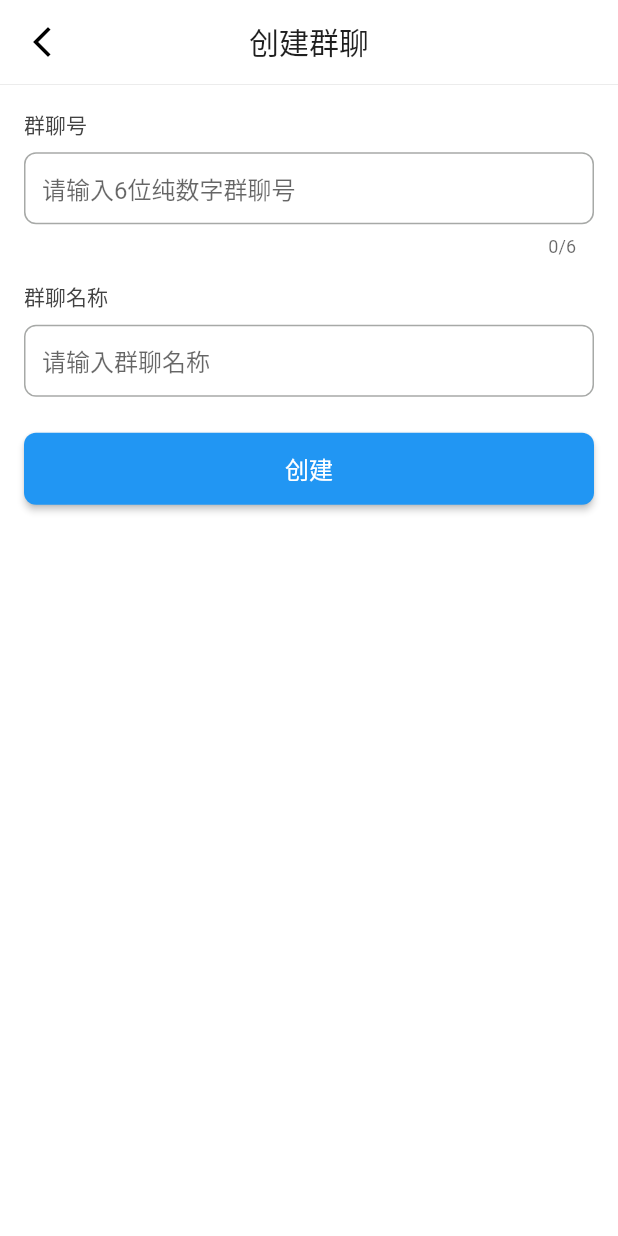
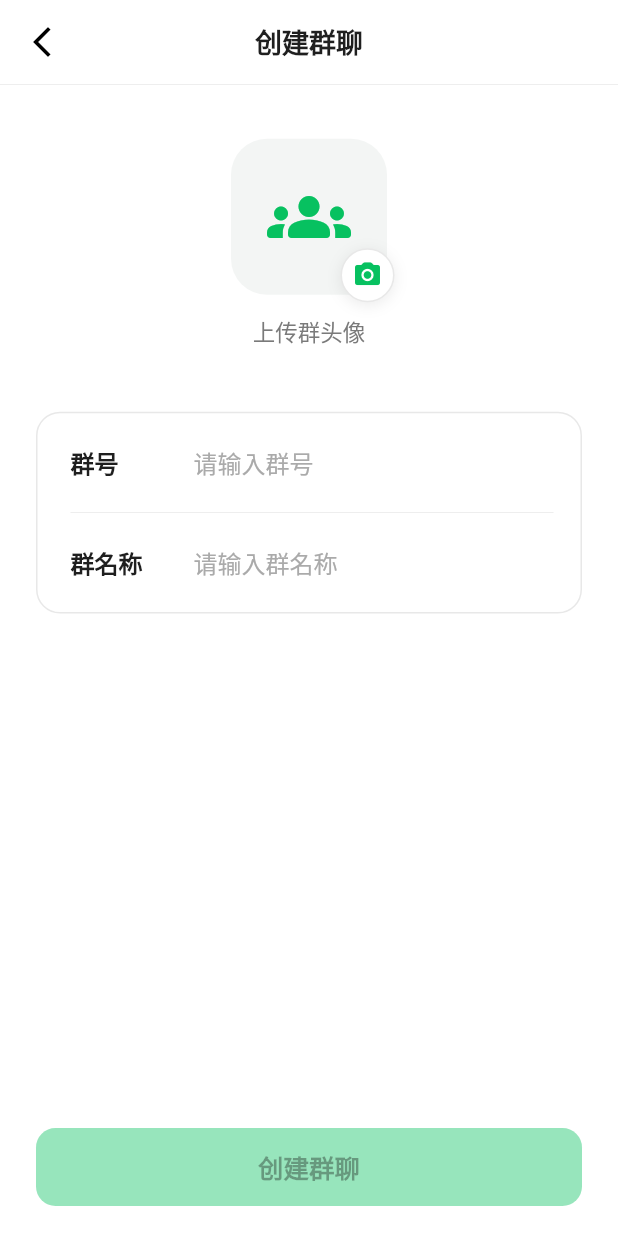
Before and after one commit to yxcod/BigChat, a Flutter app: the GroupCreatePage screen opened by its route, on a phone screen of 412 x 824 dp. Run offline on Flutter 3.47's test engine with Material 3 defaults, Android fonts, the phone set to English and light mode, and no system bars; our stand-ins replace cached_network_image, dio, file_picker, flutter_cache_manager, geocoding, geolocator and 7 more; missing offline and left inert: agora_rtc_engine, audio_session, pinyin, record, saver_gallery; accounts and stored records are empty.

Commit message:
feat: redesign group creation page

```diff
--- a/lib/pages/groupPages/groupCreatePage.dart
+++ b/lib/pages/groupPages/groupCreatePage.dart
@@ -1,343 +1,481 @@
+import 'dart:io';
+
 import 'package:flutter/material.dart';
 import 'package:flutter/services.dart';
+import 'package:image_picker/image_picker.dart';
+
+import '../../api/getGroupInfoAPI.dart';
+import '../../app/theme/app_colors.dart';
+import '../../shared/widgets/app_back_button.dart';
 import '../../utils/gloabl.dart';
-import '../../api/getGroupInfoAPI.dart';
-import '../../shared/widgets/app_back_button.dart';
+import '../../utils/http.dart';
 
 class GroupCreatePage extends StatefulWidget {
-  const GroupCreatePage({Key? key}) : super(key: key);
+  const GroupCreatePage({super.key});
 
   @override
-  _GroupCreatePageState createState() => _GroupCreatePageState();
+  State<GroupCreatePage> createState() => _GroupCreatePageState();
 }
 
 class _GroupCreatePageState extends State<GroupCreatePage> {
-  GlobalUtil globalUtil = GlobalUtil();
-  TextEditingController _groupIdController = TextEditingController();
-  TextEditingController _groupNameController = TextEditingController();
-  String _groupIdError = '';
+  final GlobalUtil _globalUtil = GlobalUtil();
+  final ImagePicker _imagePicker = ImagePicker();
+  final TextEditingController _groupIdController = TextEditingController();
+  final TextEditingController _groupNameController = TextEditingController();
+
+  XFile? _groupAvatar;
+  String? _groupIdError;
+  bool _isCreating = false;
+
+  bool get _canCreate {
+    return !_isCreating &&
+        _groupAvatar != null &&
+        _groupIdController.text.trim().length == 6 &&
+        RegExp(r'^\d{6}$').hasMatch(_groupIdController.text.trim()) &&
+        _groupNameController.text.trim().isNotEmpty;
+  }
+
+  @override
+  void dispose() {
+    _groupIdController.dispose();
+    _groupNameController.dispose();
+    super.dispose();
+  }
 
   void _validateGroupId(String value) {
-    if (value.isEmpty) {
+    final normalized = value.trim();
     setState(() {
-        _groupIdError = '请输入群聊号';
+      if (normalized.isEmpty) {
+        _groupIdError = null;
+      } else if (!RegExp(r'^\d+$').hasMatch(normalized)) {
+        _groupIdError = '群号只能输入数字';
+      } else if (normalized.length != 6) {
+        _groupIdError = '请输入6位群号';
+      } else {
+        _groupIdError = null;
+      }
     });
-    } else if (value.length != 6) {
-      setState(() {
-        _groupIdError = '群聊号必须为6位';
-      });
-    } else if (!RegExp(r'^[0-9]+$').hasMatch(value)) {
-      setState(() {
-        _groupIdError = '群聊号必须为纯数字';
-      });
-    } else {
-      setState(() {
-        _groupIdError = '';
-      });
+  }
+
+  Future<void> _pickGroupAvatar() async {
+    try {
+      final image = await _imagePicker.pickImage(
+        source: ImageSource.gallery,
+        imageQuality: 82,
+        maxWidth: 1024,
+        maxHeight: 1024,
+      );
+      if (image == null || !mounted) return;
+
+      if (await image.length() > 5 * 1024 * 1024) {
+        _showMessage('图片不能超过5MB');
+        return;
+      }
+
+      setState(() => _groupAvatar = image);
+    } catch (_) {
+      if (mounted) _showMessage('无法读取图片，请检查相册权限');
     }
   }
 
-  void _createGroup() async {
-    if (_groupIdController.text.isEmpty || _groupNameController.text.isEmpty) {
-      showDialog(
-        context: context,
-        builder: (context) {
-          return AlertDialog(
-            title: Text('提示'),
-            content: Text('请填写群聊号和群聊名称'),
-            actions: [
-              TextButton(
-                onPressed: () => Navigator.pop(context),
-                child: Text('确定'),
-              ),
-            ],
+  String _avatarFileName(String path) {
+    final extensionMatch = RegExp(r'\.([A-Za-z0-9]+)$').firstMatch(path);
+    final rawExtension = extensionMatch?.group(1)?.toLowerCase();
+    final extension = switch (rawExtension) {
+      'png' || 'webp' || 'jpeg' || 'jpg' => rawExtension!,
+      _ => 'jpg',
+    };
+    return 'head_${DateTime.now().millisecondsSinceEpoch}.$extension';
+  }
+
+  Future<bool> _uploadGroupAvatar({
+    required String groupId,
+    required String groupName,
+    required XFile avatar,
+  }) async {
+    final avatarName = _avatarFileName(avatar.path);
+    final uploaded = await HttpUtil().uploadImageFile(
+      avatarName,
+      avatar.path,
+      userName: groupId,
     );
-        },
+    if (!uploaded) return false;
+
+    final updateCode = await updateGroupInfo(
+      _globalUtil.userName!,
+      int.parse(groupId),
+      groupName,
+      'This is a new group',
+      200,
+      1,
+      avatarName,
     );
+    return updateCode == 100;
+  }
+
+  Future<void> _createGroup() async {
+    FocusScope.of(context).unfocus();
+    final groupId = _groupIdController.text.trim();
+    final groupName = _groupNameController.text.trim();
+
+    if (_groupAvatar == null) {
+      _showMessage('请上传群头像');
+      return;
+    }
+    if (groupId.isEmpty || groupName.isEmpty) {
+      _showMessage('请填写群号和群名称');
+      return;
+    }
+    _validateGroupId(groupId);
+    if (!RegExp(r'^\d{6}$').hasMatch(groupId)) return;
+    if (_globalUtil.userName == null) {
+      _showMessage('用户信息未初始化，请重新登录');
       return;
     }
 
-    if (_groupIdError.isNotEmpty) {
-      showDialog(
-        context: context,
-        builder: (context) {
-          return AlertDialog(
-            title: Text('提示'),
-            content: Text(_groupIdError),
-            actions: [
-              TextButton(
-                onPressed: () => Navigator.pop(context),
-                child: Text('确定'),
-              ),
-            ],
+    setState(() => _isCreating = true);
+    try {
+      final code = await createGroup(
+        _globalUtil.userName!,
+        groupName,
+        int.parse(groupId),
       );
-        },
-      );
+      if (!mounted) return;
+
+      if (code == 102) {
+        _showMessage('群号已存在，请更换其他群号');
+        return;
+      }
+      if (code != 100) {
+        _showMessage('创建群聊失败，请稍后重试');
         return;
       }
 
-    // 显示加载对话框
-    showDialog(
-      context: context,
-      barrierDismissible: false,
-      builder: (context) {
-        return AlertDialog(
-          title: Text('创建群聊'),
-          content: Row(
-            children: [
-              CircularProgressIndicator(),
-              SizedBox(width: 20),
-              Text('正在创建群聊...'),
-            ],
-          ),
+      var avatarUpdated = false;
+      try {
+        avatarUpdated = await _uploadGroupAvatar(
+          groupId: groupId,
+          groupName: groupName,
+          avatar: _groupAvatar!,
         );
-      },
-    );
-
-    try {
-      // 检查 userName 是否为空
-      if (globalUtil.userName == null) {
-        // 关闭加载对话框
-        Navigator.pop(context);
-
-        // 显示错误提示
-        showDialog(
-          context: context,
-          builder: (context) {
-            return AlertDialog(
-              title: Text('错误'),
-              content: Text('用户信息未初始化，请重新登录'),
-              actions: [
-                TextButton(
-                  onPressed: () => Navigator.pop(context),
-                  child: Text('确定'),
-                ),
-              ],
-            );
-          },
-        );
+      } catch (_) {
+        avatarUpdated = false;
+      }
+      if (!mounted) return;
+      if (!avatarUpdated) {
+        _showMessage('群聊已创建，但群头像上传失败，可稍后在群设置中修改');
+        Navigator.of(context).pop(true);
         return;
       }
 
-      // 调用 createGroup 函数创建群聊
-      int code = await createGroup(
-        globalUtil.userName!,
-        _groupNameController.text,
-        int.parse(_groupIdController.text),
-      );
+      _showMessage('群聊创建成功');
+      Navigator.of(context).pop(true);
+    } catch (_) {
+      if (mounted) _showMessage('创建群聊失败，请稍后重试');
+    } finally {
+      if (mounted) setState(() => _isCreating = false);
+    }
+  }
 
-      // 关闭加载对话框
-      Navigator.pop(context);
-
-      if (code == 100) {
-        // 创建成功
-        showDialog(
-          context: context,
-          builder: (context) {
-            return AlertDialog(
-              title: Text('成功'),
-              content: Text('群聊创建成功！'),
-              actions: [
-                TextButton(
-                  onPressed: () {
-                    Navigator.pop(context);
-                    Navigator.pop(context);
-                  },
-                  child: Text('确定'),
-                ),
-              ],
-            );
-          },
-        );
-      } else if (code == 102) {
-        // 群 ID 重复
-        showDialog(
-          context: context,
-          builder: (context) {
-            return AlertDialog(
-              title: Text('提示'),
-              content: Text('群聊号已存在，请更换其他群聊号'),
-              actions: [
-                TextButton(
-                  onPressed: () => Navigator.pop(context),
-                  child: Text('确定'),
-                ),
-              ],
-            );
-          },
-        );
-      } else {
-        // 其他错误
-        showDialog(
-          context: context,
-          builder: (context) {
-            return AlertDialog(
-              title: Text('提示'),
-              content: Text('创建群聊失败，请稍后重试'),
-              actions: [
-                TextButton(
-                  onPressed: () => Navigator.pop(context),
-                  child: Text('确定'),
-                ),
-              ],
-            );
-          },
-        );
-      }
-    } catch (e) {
-      // 关闭加载对话框
-      Navigator.pop(context);
-
-      // 显示错误提示
-      showDialog(
-        context: context,
-        builder: (context) {
-          return AlertDialog(
-            title: Text('错误'),
-            content: Text('创建群聊失败，请稍后重试'),
-            actions: [
-              TextButton(
-                onPressed: () => Navigator.pop(context),
-                child: Text('确定'),
-              ),
-            ],
-          );
-        },
-      );
-    }
+  void _showMessage(String message) {
+    ScaffoldMessenger.of(context)
+      ..hideCurrentSnackBar()
+      ..showSnackBar(SnackBar(content: Text(message)));
   }
 
   @override
   Widget build(BuildContext context) {
     return Scaffold(
-      backgroundColor: Colors.white,
+      backgroundColor: AppColors.surface,
       appBar: AppBar(
-        title: Text('创建群聊'),
-        backgroundColor: Colors.white,
-        surfaceTintColor: Colors.white,
+        title: const Text(
+          '创建群聊',
+          style: TextStyle(
+            color: AppColors.textPrimary,
+            fontSize: 18,
+            fontWeight: FontWeight.w600,
+          ),
+        ),
+        centerTitle: true,
+        backgroundColor: AppColors.surface,
+        surfaceTintColor: AppColors.surface,
         elevation: 0,
         scrolledUnderElevation: 0,
         shadowColor: Colors.transparent,
         systemOverlayStyle: const SystemUiOverlayStyle(
-          statusBarColor: Colors.white,
+          statusBarColor: AppColors.surface,
           statusBarIconBrightness: Brightness.dark,
           statusBarBrightness: Brightness.light,
         ),
         leading: const AppBackButton(),
         bottom: const PreferredSize(
           preferredSize: Size.fromHeight(0.5),
-          child: Divider(height: 0.5, thickness: 0.5, color: Color(0xFFE5E5E5)),
+          child: Divider(height: 0.5, thickness: 0.5, color: AppColors.divider),
         ),
       ),
-      body: Container(
-        padding: EdgeInsets.all(16.0),
+      body: SafeArea(
+        top: false,
+        child: LayoutBuilder(
+          builder: (context, constraints) {
+            return SingleChildScrollView(
+              padding: const EdgeInsets.fromLTRB(24, 32, 24, 20),
+              child: ConstrainedBox(
+                constraints: BoxConstraints(
+                  minHeight: constraints.maxHeight - 52,
+                ),
+                child: IntrinsicHeight(
                   child: Column(
-          crossAxisAlignment: CrossAxisAlignment.start,
                     children: [
-            // 群聊号输入
-            Container(
-              margin: EdgeInsets.only(bottom: 16.0),
-              child: Column(
-                crossAxisAlignment: CrossAxisAlignment.start,
-                children: [
-                  Text(
-                    '群聊号',
-                    style: TextStyle(
-                      fontSize: 14.0,
-                      color: Colors.grey[800],
-                      fontWeight: FontWeight.w500,
+                      _GroupAvatarPicker(
+                        avatar: _groupAvatar,
+                        onTap: _isCreating ? null : _pickGroupAvatar,
+                      ),
+                      const SizedBox(height: 38),
+                      _buildFormCard(),
+                      const Spacer(),
+                      const SizedBox(height: 48),
+                      _buildCreateButton(),
+                    ],
                   ),
                 ),
-                  SizedBox(height: 8.0),
-                  TextField(
+              ),
+            );
+          },
+        ),
+      ),
+    );
+  }
+
+  Widget _buildFormCard() {
+    return Container(
+      decoration: BoxDecoration(
+        color: AppColors.surface,
+        borderRadius: BorderRadius.circular(16),
+        border: Border.all(color: AppColors.divider),
+      ),
+      child: Column(
+        children: [
+          _GroupFormField(
+            key: const ValueKey('group_id_field'),
+            label: '群号',
+            hintText: '请输入群号',
             controller: _groupIdController,
             keyboardType: TextInputType.number,
+            inputFormatters: [FilteringTextInputFormatter.digitsOnly],
             maxLength: 6,
+            errorText: _groupIdError,
             onChanged: _validateGroupId,
-                    decoration: InputDecoration(
-                      hintText: '请输入6位纯数字群聊号',
-                      border: OutlineInputBorder(
-                        borderRadius: BorderRadius.circular(8.0),
-                        borderSide: BorderSide(
-                          color: Colors.grey[300]!,
-                          width: 1.0,
+          ),
+          const Padding(
+            padding: EdgeInsets.only(left: 22, right: 18),
+            child: Divider(height: 0.5, thickness: 0.5),
+          ),
+          _GroupFormField(
+            key: const ValueKey('group_name_field'),
+            label: '群名称',
+            hintText: '请输入群名称',
+            controller: _groupNameController,
+            maxLength: 30,
+            onChanged: (_) => setState(() {}),
+          ),
+        ],
+      ),
+    );
+  }
+
+  Widget _buildCreateButton() {
+    return SizedBox(
+      width: double.infinity,
+      height: 52,
+      child: FilledButton(
+        key: const ValueKey('create_group_button'),
+        onPressed: _canCreate ? _createGroup : null,
+        style: FilledButton.styleFrom(
+          backgroundColor: AppColors.primary,
+          disabledBackgroundColor: AppColors.primary.withValues(alpha: 0.42),
+          foregroundColor: Colors.white,
+          shape: RoundedRectangleBorder(
+            borderRadius: BorderRadius.circular(13),
+          ),
+          elevation: 0,
+        ),
+        child: _isCreating
+            ? const SizedBox(
+                width: 22,
+                height: 22,
+                child: CircularProgressIndicator(
+                  strokeWidth: 2,
+                  color: Colors.white,
+                ),
+              )
+            : const Text(
+                '创建群聊',
+                style: TextStyle(fontSize: 17, fontWeight: FontWeight.w600),
               ),
       ),
-                      focusedBorder: OutlineInputBorder(
-                        borderRadius: BorderRadius.circular(8.0),
-                        borderSide: BorderSide(color: Colors.blue, width: 1.0),
+    );
+  }
+}
+
+class _GroupAvatarPicker extends StatelessWidget {
+  const _GroupAvatarPicker({required this.avatar, required this.onTap});
+
+  final XFile? avatar;
+  final VoidCallback? onTap;
+
+  @override
+  Widget build(BuildContext context) {
+    return Semantics(
+      button: true,
+      label: '上传群头像',
+      child: InkWell(
+        key: const ValueKey('group_avatar_picker'),
+        onTap: onTap,
+        borderRadius: BorderRadius.circular(20),
+        child: Padding(
+          padding: const EdgeInsets.symmetric(horizontal: 18, vertical: 4),
+          child: Column(
+            children: [
+              Stack(
+                clipBehavior: Clip.none,
+                children: [
+                  Container(
+                    width: 104,
+                    height: 104,
+                    clipBehavior: Clip.antiAlias,
+                    decoration: BoxDecoration(
+                      color: const Color(0xFFF3F5F4),
+                      borderRadius: BorderRadius.circular(24),
                     ),
-                      errorText: _groupIdError.isNotEmpty
-                          ? _groupIdError
-                          : null,
-                      contentPadding: EdgeInsets.symmetric(
-                        horizontal: 12.0,
-                        vertical: 10.0,
+                    child: avatar == null
+                        ? const Icon(
+                            Icons.groups_rounded,
+                            size: 56,
+                            color: AppColors.primary,
+                          )
+                        : Image.file(File(avatar!.path), fit: BoxFit.cover),
+                  ),
+                  Positioned(
+                    right: -5,
+                    bottom: -5,
+                    child: Container(
+                      width: 36,
+                      height: 36,
+                      decoration: BoxDecoration(
+                        color: AppColors.surface,
+                        shape: BoxShape.circle,
+                        border: Border.all(color: AppColors.divider),
+                        boxShadow: const [
+                          BoxShadow(
+                            color: Color(0x14000000),
+                            blurRadius: 8,
+                            offset: Offset(0, 2),
+                          ),
+                        ],
+                      ),
+                      child: const Icon(
+                        Icons.photo_camera_rounded,
+                        color: AppColors.primary,
+                        size: 20,
                       ),
                     ),
                   ),
                 ],
               ),
-            ),
-
-            // 群聊名称输入
-            Container(
-              margin: EdgeInsets.only(bottom: 24.0),
-              child: Column(
-                crossAxisAlignment: CrossAxisAlignment.start,
-                children: [
+              const SizedBox(height: 14),
               Text(
-                    '群聊名称',
-                    style: TextStyle(
-                      fontSize: 14.0,
-                      color: Colors.grey[800],
+                avatar == null ? '上传群头像' : '更换群头像',
+                style: const TextStyle(
+                  color: AppColors.textSecondary,
+                  fontSize: 15,
                   fontWeight: FontWeight.w500,
                 ),
               ),
-                  SizedBox(height: 8.0),
-                  TextField(
-                    controller: _groupNameController,
-                    decoration: InputDecoration(
-                      hintText: '请输入群聊名称',
-                      border: OutlineInputBorder(
-                        borderRadius: BorderRadius.circular(8.0),
-                        borderSide: BorderSide(
-                          color: Colors.grey[300]!,
-                          width: 1.0,
+            ],
           ),
         ),
-                      focusedBorder: OutlineInputBorder(
-                        borderRadius: BorderRadius.circular(8.0),
-                        borderSide: BorderSide(color: Colors.blue, width: 1.0),
       ),
-                      contentPadding: EdgeInsets.symmetric(
-                        horizontal: 12.0,
-                        vertical: 10.0,
+    );
+  }
+}
+
+class _GroupFormField extends StatelessWidget {
+  const _GroupFormField({
+    super.key,
+    required this.label,
+    required this.hintText,
+    required this.controller,
+    this.keyboardType,
+    this.inputFormatters,
+    this.maxLength,
+    this.errorText,
+    required this.onChanged,
+  });
+
+  final String label;
+  final String hintText;
+  final TextEditingController controller;
+  final TextInputType? keyboardType;
+  final List<TextInputFormatter>? inputFormatters;
+  final int? maxLength;
+  final String? errorText;
+  final ValueChanged<String> onChanged;
+
+  @override
+  Widget build(BuildContext context) {
+    return Padding(
+      padding: const EdgeInsets.fromLTRB(22, 6, 18, 6),
+      child: Row(
+        crossAxisAlignment: errorText == null
+            ? CrossAxisAlignment.center
+            : CrossAxisAlignment.start,
+        children: [
+          Padding(
+            padding: EdgeInsets.only(top: errorText == null ? 0 : 14),
+            child: SizedBox(
+              width: 82,
+              child: Text(
+                label,
+                style: const TextStyle(
+                  color: AppColors.textPrimary,
+                  fontSize: 16,
+                  fontWeight: FontWeight.w600,
+                ),
+              ),
+            ),
+          ),
+          Expanded(
+            child: TextField(
+              controller: controller,
+              keyboardType: keyboardType,
+              inputFormatters: inputFormatters,
+              maxLength: maxLength,
+              onChanged: onChanged,
+              style: const TextStyle(
+                color: AppColors.textPrimary,
+                fontSize: 16,
+              ),
+              decoration: InputDecoration(
+                hintText: hintText,
+                hintStyle: const TextStyle(
+                  color: Color(0xFFAAAAAA),
+                  fontSize: 16,
+                ),
+                errorText: errorText,
+                errorStyle: const TextStyle(fontSize: 12, height: 1),
+                counterText: '',
+                border: InputBorder.none,
+                enabledBorder: InputBorder.none,
+                focusedBorder: InputBorder.none,
+                errorBorder: InputBorder.none,
+                focusedErrorBorder: InputBorder.none,
+                isDense: true,
+                contentPadding: const EdgeInsets.symmetric(vertical: 15),
               ),
             ),
           ),
         ],
       ),
-            ),
-
-            // 创建按钮
-            ElevatedButton(
-              onPressed: _createGroup,
-              style: ElevatedButton.styleFrom(
-                backgroundColor: Colors.blue,
-                minimumSize: Size(double.infinity, 48.0),
-                shape: RoundedRectangleBorder(
-                  borderRadius: BorderRadius.circular(8.0),
-                ),
-              ),
-              child: Text(
-                '创建',
-                style: TextStyle(fontSize: 16.0, color: Colors.white),
-              ),
-            ),
-          ],
-        ),
-      ),
     );
   }
 }
```
Also changed, not shown: 1 other file. Lines whose indentation alone changed are shown as unchanged.
